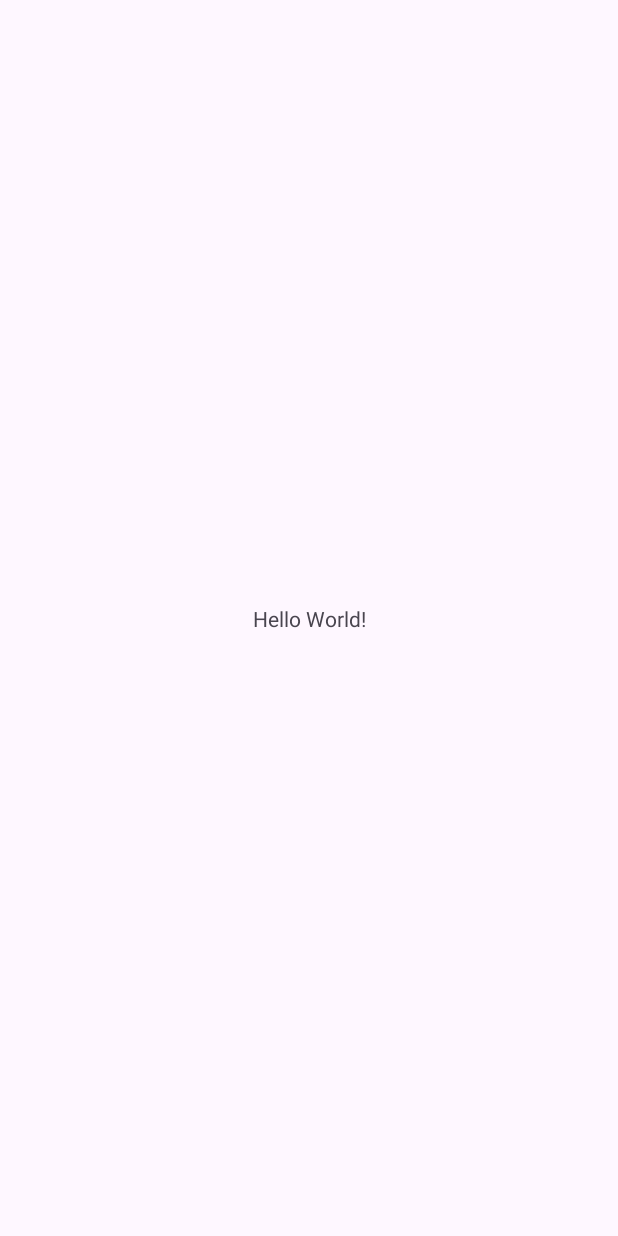
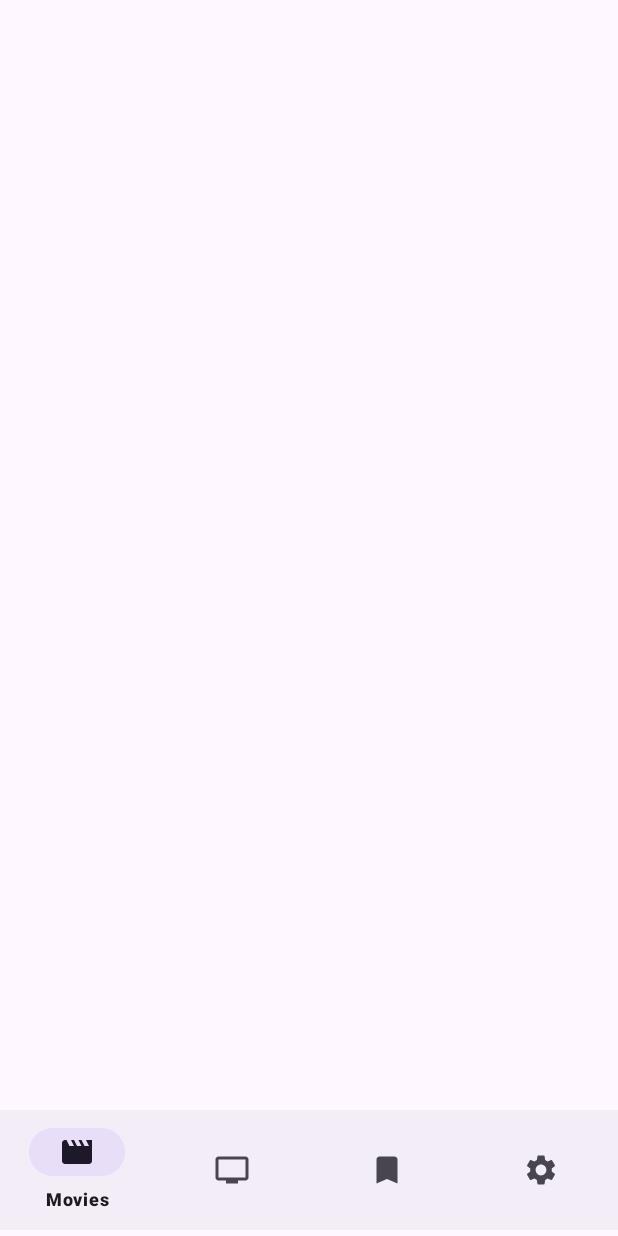
Before and after one commit to The-Appuccino/Entertainment-spot, an Android app: the screen it shows after launch (MainActivity), on a phone screen of 412 x 824 dp. Before the commit the screen is almost empty. Run offline under Robolectric (Android 15) with nearby library versions, the phone set to English and light mode, and no system bars.

Commit message:
Added files

```diff
--- /dev/null
+++ b/app/src/main/res/drawable/ic_baseline_bookmark_24.xml
@@ -0,0 +1,5 @@
+<vector xmlns:android="http://schemas.android.com/apk/res/android" android:height="24dp" android:tint="#000000" android:viewportHeight="24" android:viewportWidth="24" android:width="24dp">
+
+    <path android:fillColor="@android:color/white" android:pathData="M17,3H7c-1.1,0 -1.99,0.9 -1.99,2L5,21l7,-3 7,3V5c0,-1.1 -0.9,-2 -2,-2z"/>
+
+</vector>
--- /dev/null
+++ b/app/src/main/res/drawable/ic_baseline_calendar_today_24.xml
@@ -0,0 +1,5 @@
+<vector xmlns:android="http://schemas.android.com/apk/res/android" android:height="24dp" android:tint="#000000" android:viewportHeight="24" android:viewportWidth="24" android:width="24dp">
+
+    <path android:fillColor="@android:color/white" android:pathData="M20,3h-1L19,1h-2v2L7,3L7,1L5,1v2L4,3c-1.1,0 -2,0.9 -2,2v16c0,1.1 0.9,2 2,2h16c1.1,0 2,-0.9 2,-2L22,5c0,-1.1 -0.9,-2 -2,-2zM20,21L4,21L4,8h16v13z"/>
+
+</vector>
--- /dev/null
+++ b/app/src/main/res/drawable/ic_baseline_movie_24.xml
@@ -0,0 +1,5 @@
+<vector xmlns:android="http://schemas.android.com/apk/res/android" android:height="24dp" android:tint="#000000" android:viewportHeight="24" android:viewportWidth="24" android:width="24dp">
+
+    <path android:fillColor="@android:color/white" android:pathData="M18,4l2,4h-3l-2,-4h-2l2,4h-3l-2,-4H8l2,4H7L5,4H4c-1.1,0 -1.99,0.9 -1.99,2L2,18c0,1.1 0.9,2 2,2h16c1.1,0 2,-0.9 2,-2V4h-4z"/>
+
+</vector>
--- /dev/null
+++ b/app/src/main/res/drawable/ic_baseline_settings_24.xml
@@ -0,0 +1,5 @@
+<vector xmlns:android="http://schemas.android.com/apk/res/android" android:height="24dp" android:tint="#000000" android:viewportHeight="24" android:viewportWidth="24" android:width="24dp">
+
+    <path android:fillColor="@android:color/white" android:pathData="M19.14,12.94c0.04,-0.3 0.06,-0.61 0.06,-0.94c0,-0.32 -0.02,-0.64 -0.07,-0.94l2.03,-1.58c0.18,-0.14 0.23,-0.41 0.12,-0.61l-1.92,-3.32c-0.12,-0.22 -0.37,-0.29 -0.59,-0.22l-2.39,0.96c-0.5,-0.38 -1.03,-0.7 -1.62,-0.94L14.4,2.81c-0.04,-0.24 -0.24,-0.41 -0.48,-0.41h-3.84c-0.24,0 -0.43,0.17 -0.47,0.41L9.25,5.35C8.66,5.59 8.12,5.92 7.63,6.29L5.24,5.33c-0.22,-0.08 -0.47,0 -0.59,0.22L2.74,8.87C2.62,9.08 2.66,9.34 2.86,9.48l2.03,1.58C4.84,11.36 4.8,11.69 4.8,12s0.02,0.64 0.07,0.94l-2.03,1.58c-0.18,0.14 -0.23,0.41 -0.12,0.61l1.92,3.32c0.12,0.22 0.37,0.29 0.59,0.22l2.39,-0.96c0.5,0.38 1.03,0.7 1.62,0.94l0.36,2.54c0.05,0.24 0.24,0.41 0.48,0.41h3.84c0.24,0 0.44,-0.17 0.47,-0.41l0.36,-2.54c0.59,-0.24 1.13,-0.56 1.62,-0.94l2.39,0.96c0.22,0.08 0.47,0 0.59,-0.22l1.92,-3.32c0.12,-0.22 0.07,-0.47 -0.12,-0.61L19.14,12.94zM12,15.6c-1.98,0 -3.6,-1.62 -3.6,-3.6s1.62,-3.6 3.6,-3.6s3.6,1.62 3.6,3.6S13.98,15.6 12,15.6z"/>
+
+</vector>
--- /dev/null
+++ b/app/src/main/res/drawable/ic_baseline_star_24.xml
@@ -0,0 +1,5 @@
+<vector xmlns:android="http://schemas.android.com/apk/res/android" android:height="24dp" android:tint="#FDCC0D" android:viewportHeight="24" android:viewportWidth="24" android:width="24dp">
+
+    <path android:fillColor="@android:color/white" android:pathData="M12,17.27L18.18,21l-1.64,-7.03L22,9.24l-7.19,-0.61L12,2 9.19,8.63 2,9.24l5.46,4.73L5.82,21z"/>
+
+</vector>
--- /dev/null
+++ b/app/src/main/res/drawable/ic_baseline_tv_24.xml
@@ -0,0 +1,5 @@
+<vector xmlns:android="http://schemas.android.com/apk/res/android" android:height="24dp" android:tint="#000000" android:viewportHeight="24" android:viewportWidth="24" android:width="24dp">
+
+    <path android:fillColor="@android:color/white" android:pathData="M21,3L3,3c-1.1,0 -2,0.9 -2,2v12c0,1.1 0.9,2 2,2h5v2h8v-2h5c1.1,0 1.99,-0.9 1.99,-2L23,5c0,-1.1 -0.9,-2 -2,-2zM21,17L3,17L3,5h18v12z"/>
+
+</vector>
--- a/app/src/main/res/layout/activity_detail_entertainment.xml
+++ /dev/null
@@ -1,6 +0,0 @@
-<?xml version="1.0" encoding="utf-8"?>
-<androidx.constraintlayout.widget.ConstraintLayout xmlns:android="http://schemas.android.com/apk/res/android"
-    android:layout_width="match_parent"
-    android:layout_height="match_parent">
-
-</androidx.constraintlayout.widget.ConstraintLayout>
--- a/app/src/main/res/layout/activity_main.xml
+++ b/app/src/main/res/layout/activity_main.xml
@@ -6,13 +6,14 @@
     android:layout_height="match_parent"
     tools:context=".MainActivity">
 
-    <TextView
-        android:layout_width="wrap_content"
+    <com.google.android.material.bottomnavigation.BottomNavigationView
+        android:id="@+id/bottom_navigation"
+        android:layout_width="match_parent"
         android:layout_height="wrap_content"
-        android:text="Hello World!"
+        android:layout_alignParentBottom="true"
+        android:layout_marginBottom="4dp"
         app:layout_constraintBottom_toBottomOf="parent"
-        app:layout_constraintEnd_toEndOf="parent"
-        app:layout_constraintStart_toStartOf="parent"
-        app:layout_constraintTop_toTopOf="parent" />
+        app:menu="@menu/bottom_navigation_menu"
+        tools:layout_editor_absoluteX="0dp" />
 
 </androidx.constraintlayout.widget.ConstraintLayout>
--- /dev/null
+++ b/app/src/main/res/menu/bottom_navigation_menu.xml
@@ -0,0 +1,32 @@
+<?xml version="1.0" encoding="utf-8"?>
+<menu xmlns:android="http://schemas.android.com/apk/res/android">
+    xmlns:app="http://schemas.android.com/apk/res-auto">
+    <item
+        android:id="@+id/nav_movies"
+        android:enabled="true"
+        android:icon="@drawable/ic_baseline_movie_24"
+        android:title="Movies"
+        />
+
+    <item
+        android:id="@+id/nav_series"
+        android:enabled="true"
+        android:icon="@drawable/ic_baseline_tv_24"
+        android:title="Series"
+        />
+
+    <item
+        android:id="@+id/nav_favorite_list"
+        android:enabled="true"
+        android:icon="@drawable/ic_baseline_bookmark_24"
+        android:title="Lists"
+        />
+
+    <item
+        android:id="@+id/nav_settings"
+        android:enabled="true"
+        android:icon="@drawable/ic_baseline_settings_24"
+        android:title="Settings"
+        />
+
+</menu>
--- a/app/src/main/res/values/strings.xml
+++ b/app/src/main/res/values/strings.xml
@@ -1,3 +1,5 @@
 <resources>
     <string name="app_name">Entertainment-spot</string>
+    <!-- TODO: Remove or change this placeholder text -->
+    <string name="hello_blank_fragment">Hello blank fragment</string>
 </resources>
```
Also changed, not shown: app/src/main/java/com/appuccino/entertainment_spot/BlankFragment.kt (added, +59 -0 lines), app/src/main/res/drawable/Ic_baseline_access_time_24.xml (added, +7 -0 lines), app/src/main/res/layout/activity_entertainment_list.xml (deleted, +0 -23 lines), app/src/main/res/layout/fragment_detail_entertainment_card.xml (added, +51 -0 lines), app/src/main/res/layout/fragment_detail_entertainment_screen.xml (added, +112 -0 lines), app/src/main/res/layout/fragment_entertainment_list.xml (added, +31 -0 lines).
